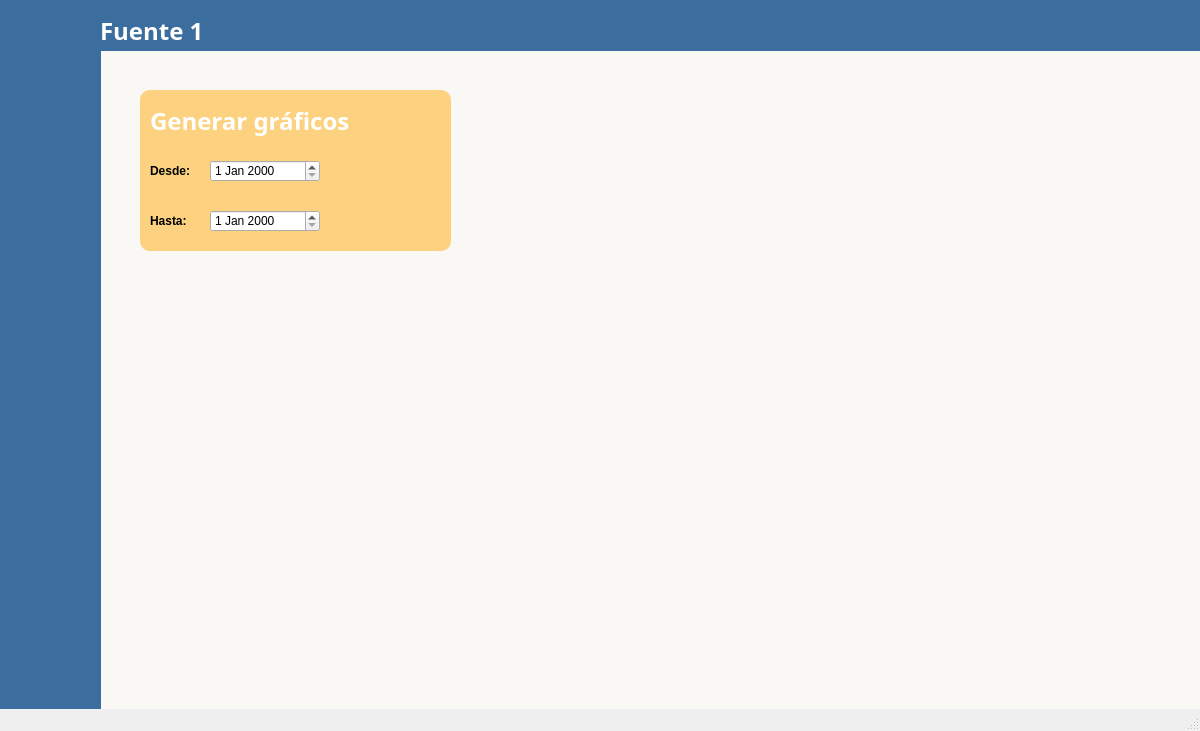
Above: HydroMiner1/historico.ui from Zerstorer037/HydroMiner before the change. Below: the same form after it.
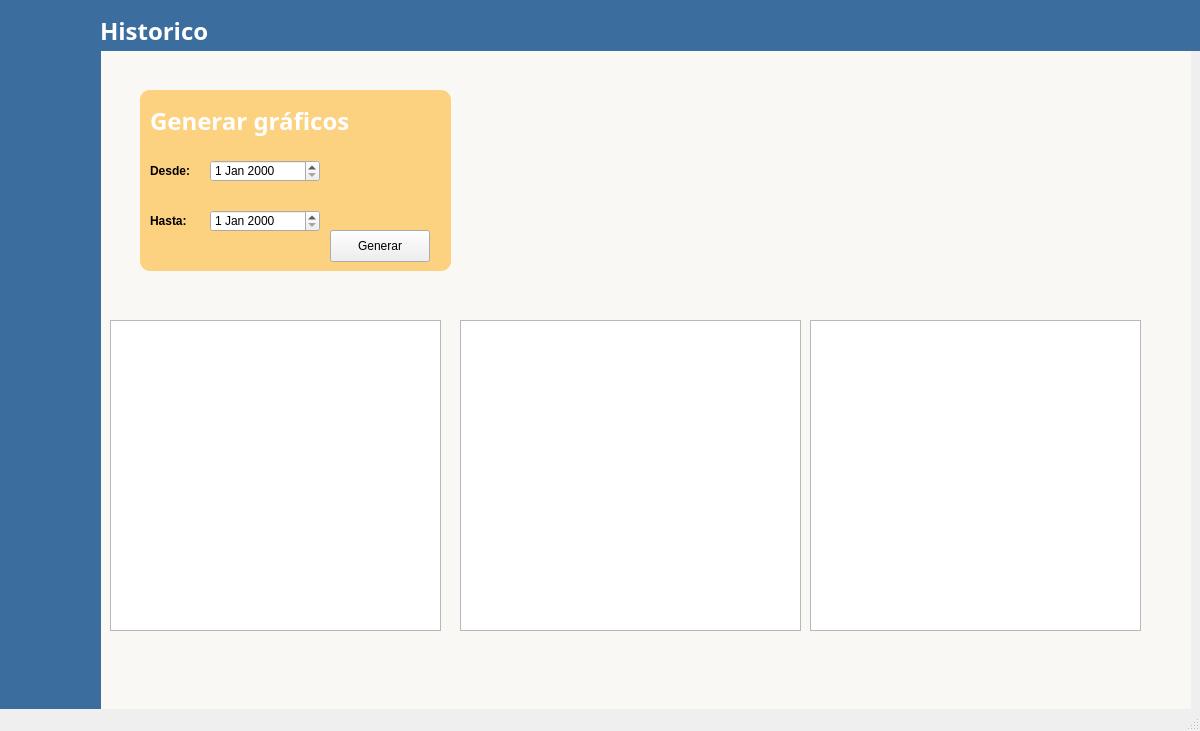
That is the form after the change. Icons and pictures are not drawn.

Diff of the .ui file:
```diff
--- a/HydroMiner1/historico.ui
+++ b/HydroMiner1/historico.ui
@@ -59,8 +59,8 @@
    <widget class="QLabel" name="l">
     <property name="geometry">
      <rect>
-      <x>10</x>
-      <y>0</y>
+      <x>0</x>
+      <y>10</y>
       <width>1191</width>
       <height>731</height>
      </rect>
@@ -479,7 +479,7 @@
 background-color: rgba(193, 232, 255, 0);</string>
     </property>
     <property name="text">
-     <string>Fuente 1</string>
+     <string>Historico</string>
     </property>
    </widget>
    <widget class="QLabel" name="label_5">
@@ -504,7 +504,7 @@
       <x>140</x>
       <y>90</y>
       <width>311</width>
-      <height>161</height>
+      <height>181</height>
      </rect>
     </property>
     <property name="palette">
@@ -721,7 +721,7 @@
      <string/>
     </property>
    </widget>
-   <widget class="QDateEdit" name="dateEdit">
+   <widget class="QDateEdit" name="desde">
     <property name="geometry">
      <rect>
       <x>210</x>
@@ -1003,38 +1003,48 @@
      <string>Hasta:</string>
     </property>
    </widget>
-   <widget class="QWidget" name="verticalLayoutWidget">
+   <widget class="QPushButton" name="GenerarButton">
     <property name="geometry">
      <rect>
-      <x>150</x>
-      <y>340</y>
-      <width>321</width>
-      <height>231</height>
+      <x>330</x>
+      <y>230</y>
+      <width>100</width>
+      <height>32</height>
      </rect>
     </property>
-    <layout class="QVBoxLayout" name="verticalLayout"/>
+    <property name="text">
+     <string>Generar</string>
+    </property>
    </widget>
-   <widget class="QWidget" name="verticalLayoutWidget_2">
+   <widget class="QGraphicsView" name="graficoPH">
     <property name="geometry">
      <rect>
-      <x>500</x>
-      <y>340</y>
-      <width>321</width>
-      <height>231</height>
+      <x>110</x>
+      <y>320</y>
+      <width>331</width>
+      <height>311</height>
      </rect>
     </property>
-    <layout class="QVBoxLayout" name="layoutTDS"/>
    </widget>
-   <widget class="QWidget" name="verticalLayoutWidget_3">
+   <widget class="QGraphicsView" name="graficoTEMP">
     <property name="geometry">
      <rect>
-      <x>850</x>
-      <y>340</y>
-      <width>321</width>
-      <height>231</height>
+      <x>810</x>
+      <y>320</y>
+      <width>331</width>
+      <height>311</height>
      </rect>
     </property>
-    <layout class="QVBoxLayout" name="layoutTEM"/>
+   </widget>
+   <widget class="QGraphicsView" name="graficoTDS">
+    <property name="geometry">
+     <rect>
+      <x>460</x>
+      <y>320</y>
+      <width>341</width>
+      <height>311</height>
+     </rect>
+    </property>
    </widget>
    <zorder>l</zorder>
    <zorder>label_4</zorder>
@@ -1046,14 +1056,15 @@
    <zorder>Bactual</zorder>
    <zorder>Bhistorico</zorder>
    <zorder>label_2</zorder>
-   <zorder>dateEdit</zorder>
+   <zorder>desde</zorder>
    <zorder>hasta</zorder>
    <zorder>label_3</zorder>
    <zorder>label_6</zorder>
    <zorder>label_7</zorder>
-   <zorder>verticalLayoutWidget</zorder>
-   <zorder>verticalLayoutWidget_2</zorder>
-   <zorder>verticalLayoutWidget_3</zorder>
+   <zorder>GenerarButton</zorder>
+   <zorder>graficoPH</zorder>
+   <zorder>graficoTEMP</zorder>
+   <zorder>graficoTDS</zorder>
   </widget>
   <widget class="QMenuBar" name="menubar">
    <property name="geometry">
@@ -1061,7 +1072,7 @@
      <x>0</x>
      <y>0</y>
      <width>1200</width>
-     <height>22</height>
+     <height>43</height>
     </rect>
    </property>
   </widget>
```
